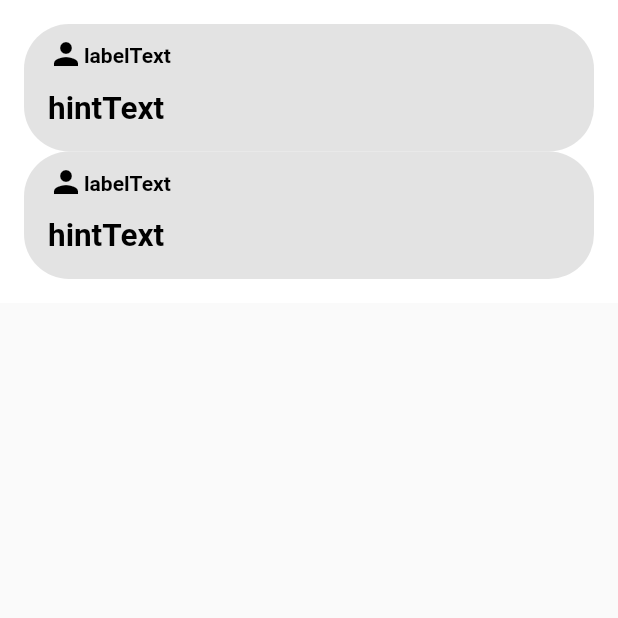
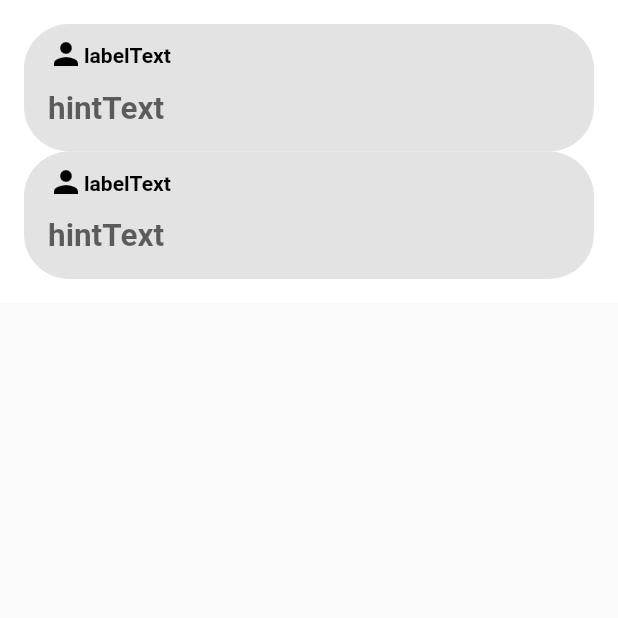
Before and after one commit to qkrwnstlr/kumoh_school_bus, a Flutter app: the screen it shows after launch, on a phone screen of 412 x 824 dp, the top half of it. Run offline on Flutter 3.47's test engine with Material 2 defaults, Android fonts, the phone set to English and light mode, and no system bars; our stand-ins replace flutter_dotenv.

Commit message:
design : add text disable color for hint text in text form field

```diff
--- a/lib/theme/color_theme.dart
+++ b/lib/theme/color_theme.dart
@@ -9,4 +9,5 @@ class ColorTheme {
 
   static const Color textMainColor = Color(0xff000000);
   static const Color textSubColor = Color(0xffffffff);
+  static const Color textDisableColor = Color(0x99000000);
 }
--- a/lib/theme/text_style_theme.dart
+++ b/lib/theme/text_style_theme.dart
@@ -13,6 +13,14 @@ class TextStyleTheme {
 
   static const TextStyle textMainStyleMiddle = TextStyle(
     color: ColorTheme.textMainColor,
+    fontSize: SizeTheme.textMiddleSize,
+    fontWeight: FontWeight.bold,
+    overflow: TextOverflow.ellipsis,
+    height: SizeTheme.textHeight,
+  );
+
+  static const TextStyle textDisableStyleMiddle = TextStyle(
+    color: ColorTheme.textDisableColor,
     fontSize: SizeTheme.textMiddleSize,
     fontWeight: FontWeight.bold,
     overflow: TextOverflow.ellipsis,
--- a/lib/view/common/titled_text_form.dart
+++ b/lib/view/common/titled_text_form.dart
@@ -60,7 +60,7 @@ class TitledTextFormField extends StatelessWidget {
               decoration: InputDecoration(
                 isDense: true,
                 hintText: hintText,
-                hintStyle: TextStyleTheme.textMainStyleMiddle,
+                hintStyle: TextStyleTheme.textDisableStyleMiddle,
                 fillColor: ColorTheme.backgroundSubColor,
                 border: InputBorder.none,
               ),
```
